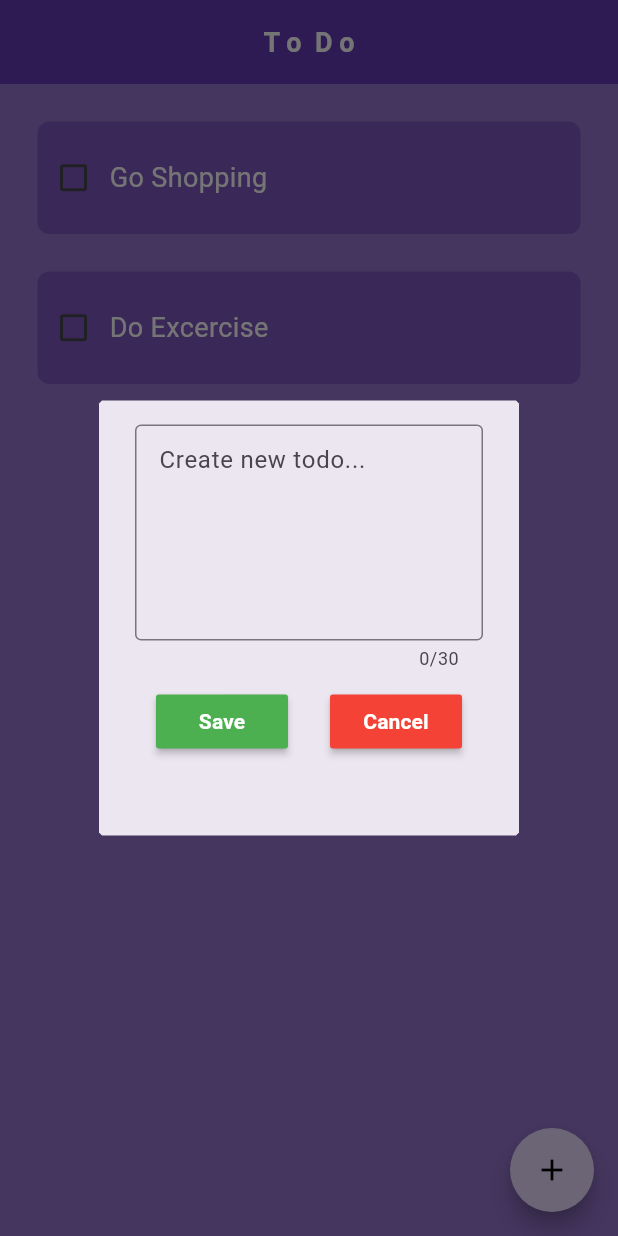
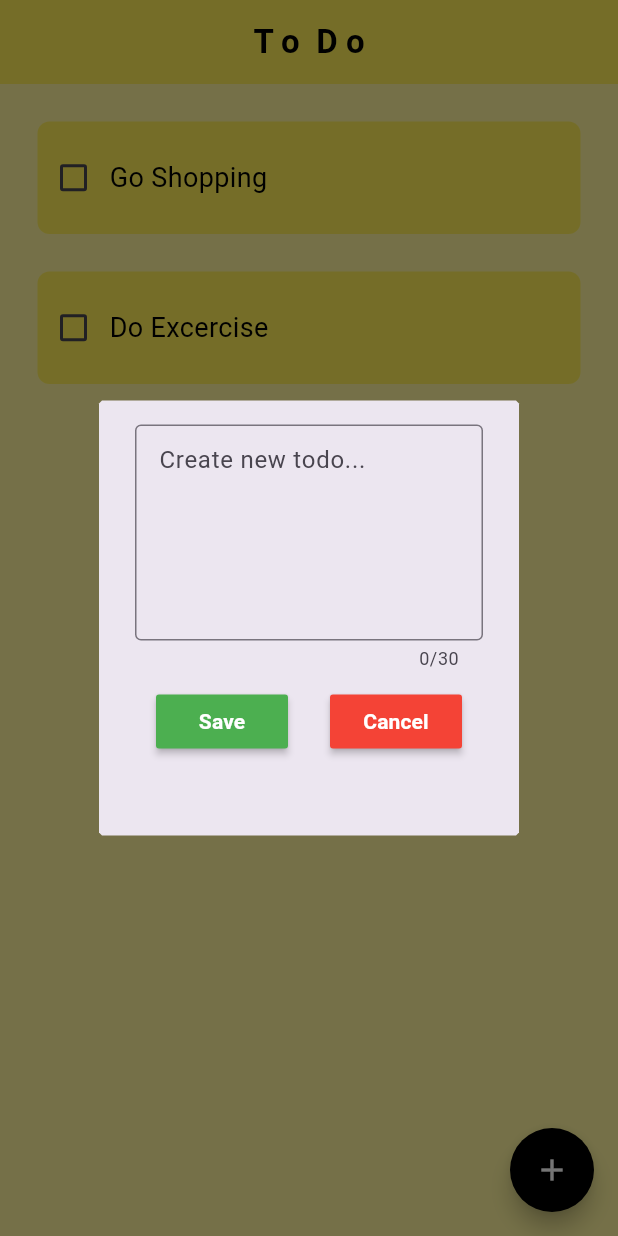
Before and after one commit to RJV-YF/ToDo, a Flutter app: the screen it shows after launch, after a tap on the "add" icon, on a phone screen of 412 x 824 dp. Run offline on Flutter 3.47's test engine with Material 3 defaults, Android fonts, the phone set to English and light mode, and no system bars; drawn by our look-alikes of flutter_slidable; our stand-ins replace hive_flutter; accounts and stored records are empty.

Commit message:
Changed the color theme of the app. Switched from purple theme to yellow

```diff
--- a/lib/components/todo_tile.dart
+++ b/lib/components/todo_tile.dart
@@ -36,7 +36,7 @@ class ToDoTile extends StatelessWidget {
           width: double.infinity,
           decoration: BoxDecoration(
             borderRadius: BorderRadius.circular(8),
-            color: Colors.deepPurple.shade400,
+            color: Colors.yellow.shade400,
           ),
           child: Row(
             children: [
@@ -50,7 +50,7 @@ class ToDoTile extends StatelessWidget {
                     ? '${todoItem.substring(0, 20)} ...'
                     : todoItem,
                 style: TextStyle(
-                  color: Colors.white,
+                  color: Colors.black,
                   fontSize: 18,
                   decoration: isCompleted
                       ? TextDecoration.lineThrough
--- a/lib/pages/home_page.dart
+++ b/lib/pages/home_page.dart
@@ -65,15 +65,15 @@ class _HomeState extends State<Home> {
   @override
   Widget build(BuildContext context) {
     return Scaffold(
-      backgroundColor: Colors.deepPurple.shade300,
+      backgroundColor: Colors.yellow.shade200,
       appBar: AppBar(
-        backgroundColor: Colors.deepPurple.shade500,
+        backgroundColor: Colors.yellow.shade400,
         title: const Text(
           'T o  D o',
           style: TextStyle(
-            color: Colors.white,
+            color: Colors.black,
             fontWeight: FontWeight.bold,
-            fontSize: 18,
+            fontSize: 22,
           ),
         ),
         centerTitle: true,
@@ -89,6 +89,8 @@ class _HomeState extends State<Home> {
       ),
       floatingActionButton: FloatingActionButton(
         shape: const CircleBorder(),
+        backgroundColor: Colors.black,
+        foregroundColor: Colors.white,
         onPressed: () {
           showDialog(
             context: context,
@@ -102,7 +104,7 @@ class _HomeState extends State<Home> {
         },
         child: const Icon(
           Icons.add,
-          color: Colors.black,
+          color: Colors.white,
         ),
       ),
     );
```
